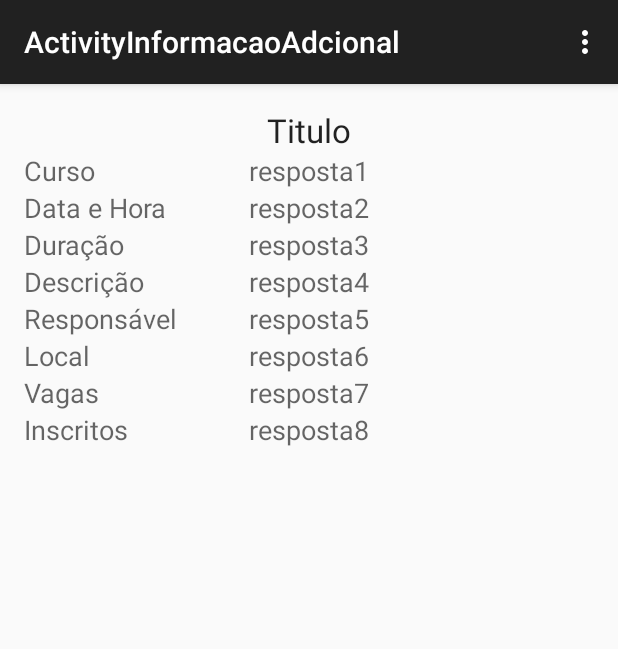
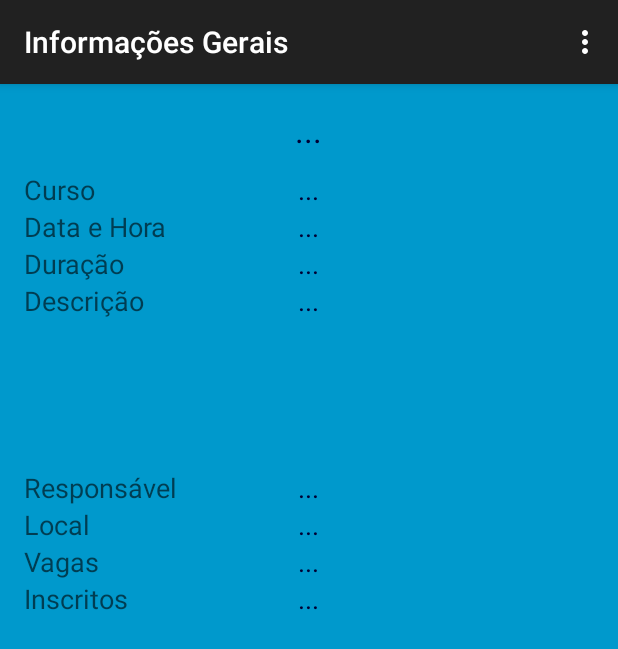
Before and after one commit to willgremio/trabAndroid, an Android app: the screen it shows after launch (ActivityInformacaoAdcional), after a tap on "INFORMAÇÕES", on a phone screen of 412 x 824 dp. Shown: the top 649 px of the screen. Run offline under Robolectric (Android 15) with nearby library versions, the phone set to English and light mode, and no system bars; our stand-ins replace Volley; network calls fail.

```diff
--- a/VivaUnisc/app/src/main/java/br/unisc/gabrielcalderaro/vivaunisc/ActivityOficinas.java
+++ b/VivaUnisc/app/src/main/java/br/unisc/gabrielcalderaro/vivaunisc/ActivityOficinas.java
@@ -150,7 +150,9 @@ public class ActivityOficinas extends ActionBarActivity {
    }
 
     public void telaInformacoes(View v) {
+        TextView id_oficina = (TextView) findViewById(R.id.id_oficina);
         Intent it = new Intent(this,ActivityInformacaoAdcional.class);
+        it.putExtra("id_oficina", id_oficina.getText().toString());
         startActivity(it);
     }
 
--- a/VivaUnisc/app/src/main/res/layout/activity_activity_cadastro.xml
+++ b/VivaUnisc/app/src/main/res/layout/activity_activity_cadastro.xml
@@ -7,7 +7,8 @@
     android:paddingRight="@dimen/activity_horizontal_margin"
     android:paddingTop="@dimen/activity_vertical_margin"
     android:paddingBottom="@dimen/activity_vertical_margin"
-    tools:context="br.unisc.gabrielcalderaro.vivaunisc.ActivityCadastro">
+    tools:context="br.unisc.gabrielcalderaro.vivaunisc.ActivityCadastro"
+    android:background="#0099CC" >
 
 
     <ImageView
--- a/VivaUnisc/app/src/main/res/layout/activity_activity_informacao_adcional.xml
+++ b/VivaUnisc/app/src/main/res/layout/activity_activity_informacao_adcional.xml
@@ -6,17 +6,20 @@
     android:paddingRight="@dimen/activity_horizontal_margin"
     android:paddingTop="@dimen/activity_vertical_margin"
     android:paddingBottom="@dimen/activity_vertical_margin"
-    tools:context="br.unisc.gabrielcalderaro.vivaunisc.ActivityInformacaoAdcional">
+    tools:context="br.unisc.gabrielcalderaro.vivaunisc.ActivityInformacaoAdcional"
+    android:background="#0099CC" >
 
 
     <TextView
         android:layout_width="wrap_content"
         android:layout_height="wrap_content"
         android:textAppearance="?android:attr/textAppearanceLarge"
-        android:text="Titulo"
+        android:text="..."
         android:id="@+id/titulo"
         android:layout_alignParentTop="true"
-        android:layout_centerHorizontal="true" />
+        android:layout_centerHorizontal="true"
+        android:layout_marginBottom="19px"
+        android:textColor="#000033" />
 
     <TextView
         android:layout_width="wrap_content"
@@ -66,7 +69,8 @@
         android:id="@+id/responsavel"
         android:layout_below="@+id/descricao"
         android:layout_alignParentLeft="true"
-        android:layout_alignParentStart="true" />
+        android:layout_alignParentStart="true"
+        android:layout_marginTop="150px"/>
 
     <TextView
         android:layout_width="wrap_content"
@@ -102,87 +106,95 @@
         android:layout_width="wrap_content"
         android:layout_height="wrap_content"
         android:textAppearance="?android:attr/textAppearanceMedium"
-        android:text="resposta1"
+        android:text="..."
         android:id="@+id/resposta1"
         android:layout_above="@+id/resposta2"
         android:layout_alignLeft="@+id/resposta2"
-        android:layout_alignStart="@+id/resposta2" />
+        android:layout_alignStart="@+id/resposta2"
+        android:textColor="#000033" />
 
     <TextView
         android:layout_width="wrap_content"
         android:layout_height="wrap_content"
         android:textAppearance="?android:attr/textAppearanceMedium"
-        android:text="resposta2"
+        android:text="..."
         android:id="@+id/resposta2"
         android:layout_alignTop="@+id/data_hora"
-        android:layout_centerHorizontal="true" />
+        android:layout_centerHorizontal="true"
+        android:textColor="#000033" />
 
     <TextView
         android:layout_width="wrap_content"
         android:layout_height="wrap_content"
         android:textAppearance="?android:attr/textAppearanceMedium"
-        android:text="resposta3"
+        android:text="..."
         android:id="@+id/resposta3"
         android:layout_below="@+id/resposta2"
         android:layout_alignLeft="@+id/resposta2"
-        android:layout_alignStart="@+id/resposta2" />
+        android:layout_alignStart="@+id/resposta2"
+        android:textColor="#000033" />
 
     <TextView
         android:layout_width="wrap_content"
         android:layout_height="wrap_content"
         android:textAppearance="?android:attr/textAppearanceMedium"
-        android:text="resposta4"
+        android:text="..."
         android:id="@+id/resposta4"
         android:layout_below="@+id/resposta3"
         android:layout_alignLeft="@+id/resposta3"
-        android:layout_alignStart="@+id/resposta3" />
+        android:layout_alignStart="@+id/resposta3"
+        android:textColor="#000033" />
 
     <TextView
         android:layout_width="wrap_content"
         android:layout_height="wrap_content"
         android:textAppearance="?android:attr/textAppearanceMedium"
-        android:text="resposta5"
+        android:text="..."
         android:id="@+id/resposta5"
         android:layout_alignTop="@+id/responsavel"
         android:layout_alignLeft="@+id/resposta4"
-        android:layout_alignStart="@+id/resposta4" />
+        android:layout_alignStart="@+id/resposta4"
+        android:textColor="#000033" />
 
     <TextView
         android:layout_width="wrap_content"
         android:layout_height="wrap_content"
         android:textAppearance="?android:attr/textAppearanceMedium"
-        android:text="resposta6"
+        android:text="..."
         android:id="@+id/resposta6"
         android:layout_above="@+id/vagas"
         android:layout_alignLeft="@+id/resposta5"
-        android:layout_alignStart="@+id/resposta5" />
+        android:layout_alignStart="@+id/resposta5"
+        android:textColor="#000033" />
 
     <TextView
         android:layout_width="wrap_content"
         android:layout_height="wrap_content"
         android:textAppearance="?android:attr/textAppearanceMedium"
-        android:text="resposta7"
+        android:text="..."
         android:id="@+id/resposta7"
         android:layout_below="@+id/resposta6"
         android:layout_alignLeft="@+id/resposta6"
-        android:layout_alignStart="@+id/resposta6" />
+        android:layout_alignStart="@+id/resposta6"
+        android:textColor="#000033" />
 
     <TextView
         android:layout_width="wrap_content"
         android:layout_height="wrap_content"
         android:textAppearance="?android:attr/textAppearanceMedium"
-        android:text="resposta8"
+        android:text="..."
         android:id="@+id/resposta8"
         android:layout_below="@+id/resposta7"
         android:layout_alignLeft="@+id/resposta7"
-        android:layout_alignStart="@+id/resposta7" />
+        android:layout_alignStart="@+id/resposta7"
+        android:textColor="#000033" />
 
     <com.android.volley.toolbox.NetworkImageView
         android:id="@+id/myNetworkImageView"
         android:layout_width="150dp"
         android:layout_height="150dp"
-        android:layout_marginTop="65dp"
-        android:layout_below="@+id/inscritos"
-        android:layout_alignRight="@+id/titulo"
-        android:layout_alignEnd="@+id/titulo" />
+        android:layout_marginTop="59dp"
+        android:layout_below="@+id/resposta8"
+        android:layout_toRightOf="@+id/responsavel"
+        android:layout_toEndOf="@+id/responsavel" />
 </RelativeLayout>
--- a/VivaUnisc/app/src/main/res/values/strings.xml
+++ b/VivaUnisc/app/src/main/res/values/strings.xml
@@ -5,8 +5,8 @@
     <string name="hello_world">Hello world!</string>
     <string name="action_settings">Settings</string>
     <string name="title_activity_my_activity_informacao_adcional">MyActivityInformacaoAdcional</string>
-    <string name="title_activity_activity_informacao_adcional">ActivityInformacaoAdcional</string>
-    <string name="title_activity_activity_cadastro">ActivityCadastro</string>
+    <string name="title_activity_activity_informacao_adcional">Informações Gerais</string>
+    <string name="title_activity_activity_cadastro">Cadastro</string>
     <string name="title_activity_list_item">list_item</string>
 
     <!-- Validacaos -->
```
Also changed, not shown: VivaUnisc/app/src/main/java/br/unisc/gabrielcalderaro/vivaunisc/CustomOnItemSelectedListener.java (+11 -2 lines), VivaUnisc/app/src/main/res/layout/activity_activity_oficinas.xml (+43 -37 lines).
